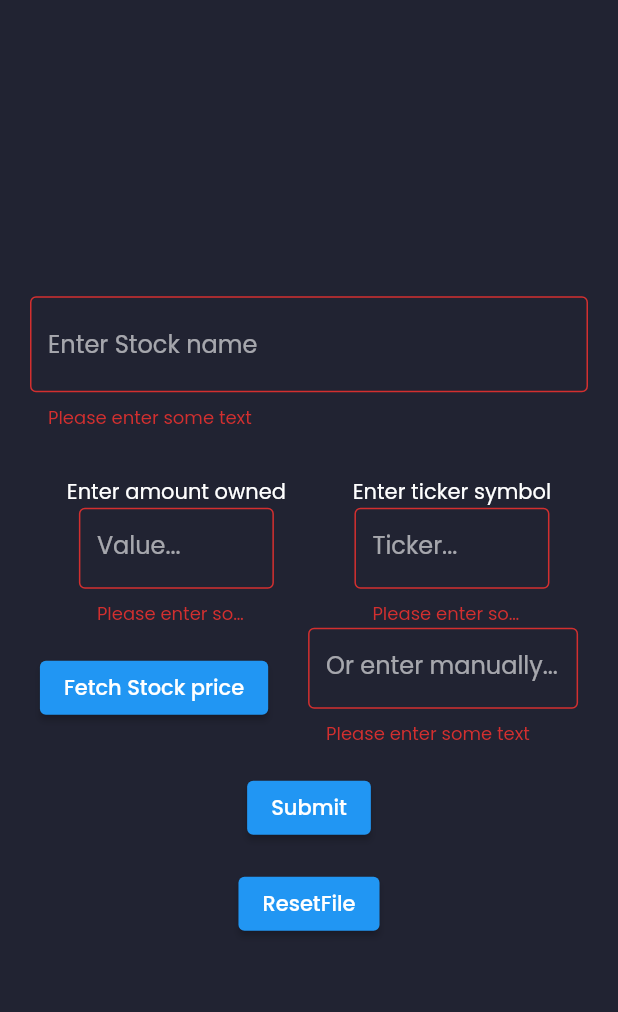
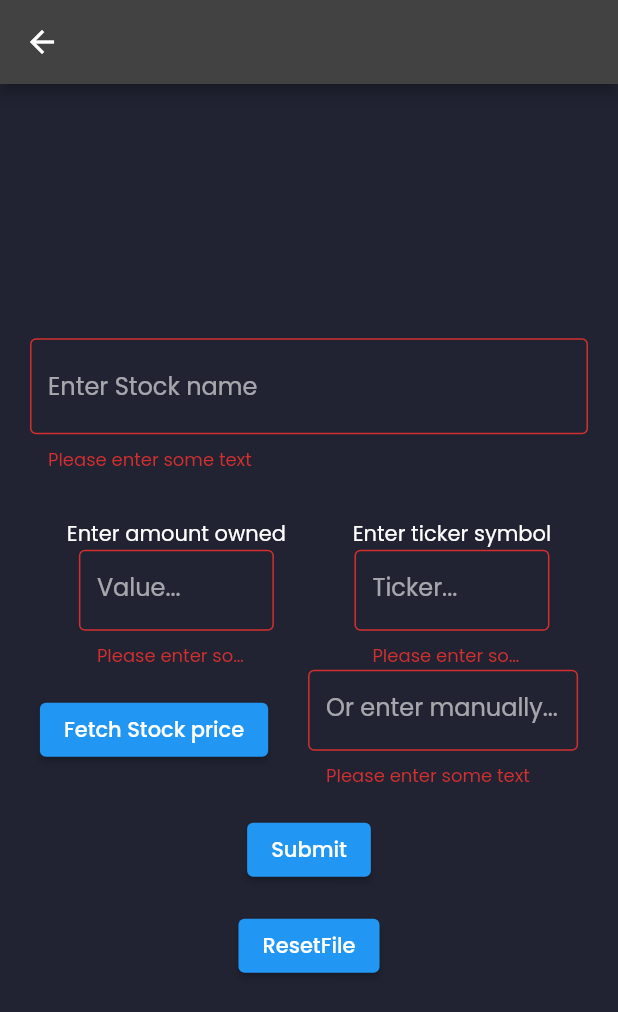
Before and after one commit to COS301-SE-2021/Ptarmigan, a Flutter app: the AddPortfolioPage screen opened directly, after a tap on "Submit", on a phone screen of 412 x 824 dp. Shown: the top 1012 px of the screen. Run offline on Flutter 3.47's test engine with Material 2 defaults, Android fonts, the phone set to English and light mode, and no system bars; our stand-ins replace carousel_slider, cloud_firestore, data_table_2, flutter_login, flutter_svg, google_fonts and 3 more; missing offline and left inert: amplify_api, amplify_auth_cognito, amplify_datastore, amplify_datastore_plugin_interface, amplify_flutter, bezier_chart and 2 more; accounts and stored records are empty; network calls fail; project files that could hold a hidden picture were left out.

Commit message:
Minor changes to layout and debugging

```diff
--- a/ptarmigan/lib/models/PortfolioItem.dart
+++ b/ptarmigan/lib/models/PortfolioItem.dart
@@ -15,12 +15,13 @@ class PortfolioItem {
 
   void setPortfolioFromString(String portitem) {
     List tempList = portitem.split(',');
-    timeStamp = int.parse(tempList[0]);
+    timeStamp = int.parse(tempList[0].toString().trim());
     amountOwned = tempList[1];
     currentStockValue = tempList[2];
   }
 
   String toStringWithName() {
+    print("toStringWithName called");
     return stockName +
         "," +
         timeStamp.toString() +
@@ -31,6 +32,7 @@ class PortfolioItem {
   }
 
   String toStringWithoutName() {
+    print("toStringWithoutName called");
     return timeStamp.toString() +
         "," +
         amountOwned.toString() +
--- a/ptarmigan/lib/widgets/add_portfolio_page.dart
+++ b/ptarmigan/lib/widgets/add_portfolio_page.dart
@@ -4,6 +4,7 @@ import 'package:flutter/material.dart';
 import 'package:ptarmigan/models/PortfolioItem.dart';
 import 'package:ptarmigan/services/portfolio_file_manager.dart';
 import 'package:ptarmigan/services/stock_price_generator.dart';
+import 'package:ptarmigan/widgets/portfolio_page.dart';
 
 class AddPortfolioPage extends StatefulWidget {
   const AddPortfolioPage();
@@ -27,6 +28,13 @@ class _AddPortfolioPageState extends State<AddPortfolioPage> {
     return Form(
         key: _formKey,
         child: Scaffold(
+          appBar: AppBar(
+            leading: IconButton(
+              icon: Icon(Icons.arrow_back),
+              onPressed: () => Navigator.push(context,
+                  MaterialPageRoute(builder: (context) => PortfolioPage())),
+            ),
+          ),
           body: Column(
             mainAxisAlignment: MainAxisAlignment.center,
             children: [
```
Also changed, not shown: ptarmigan/lib/components/menu_drawer.dart (+0 -8 lines).
